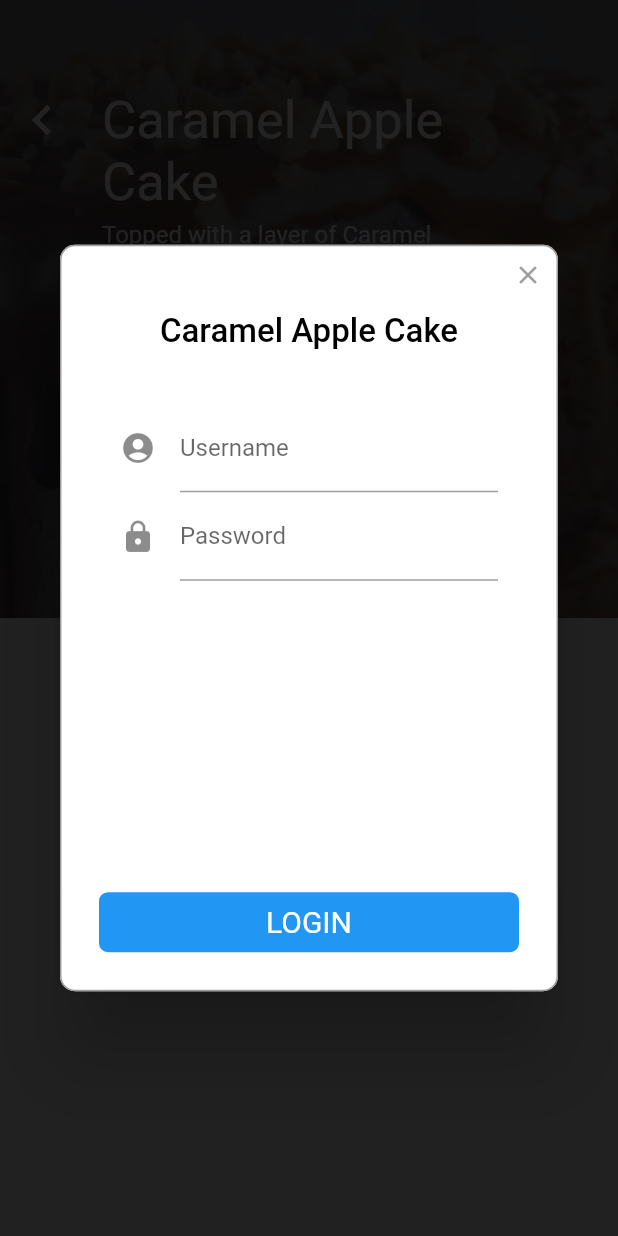
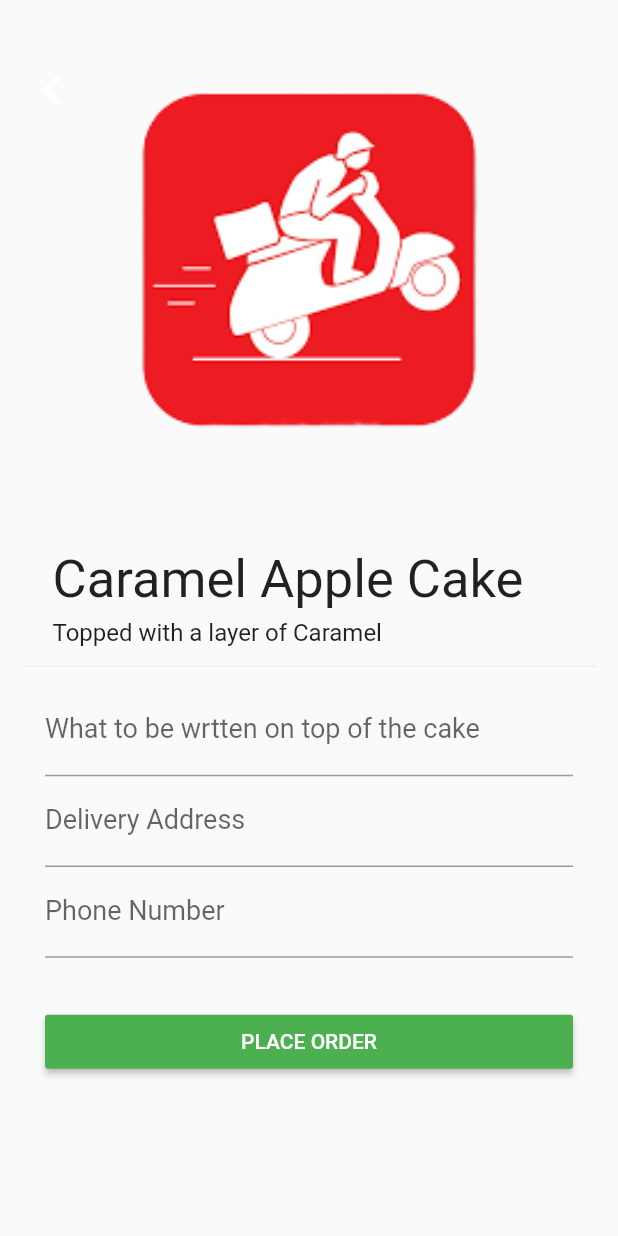
Before and after one commit to musumbidenis/cake-ordering-app, a Flutter app: the CaramelApple screen opened directly, after a tap on "PURCHASE", on a phone screen of 412 x 824 dp. Run offline on Flutter 3.47's test engine with Material 2 defaults, Android fonts, the phone set to English and light mode, and no system bars; drawn by our look-alikes of rflutter_alert; missing offline and left inert: flutter_sms.

Commit message:
Added placing Order functionality via SMS

```diff
--- /dev/null
+++ b/lib/cart.dart
@@ -0,0 +1,142 @@
+import 'package:flutter/material.dart';
+import 'package:flutter_sms/flutter_sms.dart';
+
+class Cart extends StatefulWidget {
+  final String title;
+  final String subTitle;
+  final int price;
+  Cart({Key key, @required this.title,@required this.subTitle,@required this.price}): super(key: key);
+
+  @override
+  _CartState createState() => _CartState();
+}
+
+class _CartState extends State<Cart> {
+  String _notification;
+
+  TextEditingController writingController = TextEditingController();
+  TextEditingController addressController = TextEditingController();
+  TextEditingController phoneController = TextEditingController();
+
+  @override
+  Widget build(BuildContext context) {
+    return Scaffold(
+        body: SingleChildScrollView(
+            child: Column(
+                crossAxisAlignment: CrossAxisAlignment.start,
+                children: <Widget>[
+          Stack(
+            children: <Widget>[
+              Container(
+                width: MediaQuery.of(context).size.width,
+                height: MediaQuery.of(context).size.height * .42,
+                decoration: BoxDecoration(
+                    borderRadius: BorderRadius.only(
+                  bottomLeft: Radius.circular(30.0),
+                  bottomRight: Radius.circular(30.0),
+                )),
+                child: Image.asset(
+                  "assets/deliver-removebg-preview.png",
+                  fit: BoxFit.fitWidth,
+                ),
+              ),
+              Padding(
+                padding: const EdgeInsets.only(left: 15.0, top: 40.0),
+                child: Icon(
+                  Icons.keyboard_arrow_left,
+                  color: Colors.white,
+                  size: 40.0,
+                ),
+              ),
+            ],
+          ),
+
+          Padding(
+            padding: const EdgeInsets.only(left: 35.0),
+            child: Column(
+              crossAxisAlignment: CrossAxisAlignment.start,
+              children: <Widget>[
+                SizedBox(height: 20.0),
+                Text(
+                  widget.title,
+                  style: TextStyle(fontSize: 35.0),
+                ),
+                SizedBox(
+                  height: 5.0,
+                ),
+                Text(widget.subTitle, style: TextStyle(fontSize: 16.0)),
+              ],
+            ),
+          ),
+
+          ///Divider///
+          Padding(
+            padding: const EdgeInsets.only(
+                left: 15.0, right: 15.0, top: 5.0, bottom: 5.0),
+            child: Divider(
+              color: Colors.grey.withOpacity(0.2),
+            ),
+          ),
+
+          Padding(
+            padding: const EdgeInsets.only(left: 30.0, right: 30.0),
+            child: Column(
+              children: <Widget>[
+                TextField(
+                  controller: writingController,
+                  decoration: InputDecoration(
+                    labelText: 'What to be wrtten on top of the cake',
+                    labelStyle: TextStyle(fontSize: 18),
+                  ),
+                ),
+                TextField(
+                  controller: addressController,
+                  decoration: InputDecoration(
+                    labelText: 'Delivery Address',
+                    labelStyle: TextStyle(fontSize: 18),
+                  ),
+                ),
+                TextField(
+                  keyboardType: TextInputType.number,
+                  controller: phoneController,
+                  decoration: InputDecoration(
+                    labelText: 'Phone Number',
+                    labelStyle: TextStyle(
+                      fontSize: 18,
+                    ),
+                  ),
+                ),
+                SizedBox(height:15),
+                Container(
+                    padding: EdgeInsets.symmetric(vertical: 17.0),
+                    width: MediaQuery.of(context).size.width,
+                    child: RaisedButton(
+                      onPressed: (){
+                        _sendSMS("message", ['0713710887']);
+                        },
+                      color: Colors.green,
+                      child: Text("PLACE ORDER",
+                          style: TextStyle(color: Colors.white)),
+                    )),
+              ],
+            ),
+          ),
+        ])));
+  }
+
+  ///Send SMS Function///
+  _sendSMS(String message, List<String> recipents) async {
+    String title = 'Cake Type: ' + widget.title;
+    String phone = "            Phone Number: " + phoneController.text;
+    String address = "               Delivery Address: " + addressController.text;
+    String writing = "                                                       Writing on top: " + writingController.text;
+    String message = title + phone + address + writing;
+
+    try {
+      String _result = await sendSMS(message: message, recipients: recipents);
+      setState(() => _notification = _result);
+    } catch (error) {
+      setState(() => _notification = error.toString());
+    }
+  }
+}
--- a/lib/descriptions/caramelApple.dart
+++ b/lib/descriptions/caramelApple.dart
@@ -1,5 +1,5 @@
 import 'package:flutter/material.dart';
-import 'package:rflutter_alert/rflutter_alert.dart';
+import '../cart.dart';
 
 class CaramelApple extends StatefulWidget {
   @override
@@ -109,7 +109,13 @@ class _CaramelAppleState extends State<CaramelApple> {
                       padding: EdgeInsets.symmetric(vertical: 17.0),
                       width: MediaQuery.of(context).size.width,
                       child: RaisedButton(
-                        onPressed: () => _onClick(context),
+                        onPressed: () {
+                          Navigator.push(
+                              context,
+                              MaterialPageRoute(
+                                builder: (context) => Cart(title: "Caramel Apple Cake",subTitle: "Topped with a layer of Caramel",price: 800,),
+                              ));
+                        },
                         color: Colors.green,
                         child: Text("PURCHASE",
                             style: TextStyle(color: Colors.white)),
@@ -122,42 +128,4 @@ class _CaramelAppleState extends State<CaramelApple> {
       ),
     );
   }
-
-  // Activates Purchase Button//
-  _onClick(context) {
-    Alert(
-        context: context,
-        title: "Caramel Apple Cake",
-        content: Container(
-          padding: EdgeInsets.symmetric(horizontal:20, vertical:30),
-          height: MediaQuery.of(context).size.height *0.40,
-          width: MediaQuery.of(context).size.width * 0.95,
-          child: Column(
-          children: <Widget>[
-            TextField(
-              decoration: InputDecoration(
-                icon: Icon(Icons.account_circle),
-                labelText: 'Username',
-              ),
-            ),
-            TextField(
-              obscureText: true,
-              decoration: InputDecoration(
-                icon: Icon(Icons.lock),
-                labelText: 'Password',
-              ),
-            ),
-          ],
-        ),
-        ),
-        buttons: [
-          DialogButton(
-            onPressed: () => Navigator.pop(context),
-            child: Text(
-              "LOGIN",
-              style: TextStyle(color: Colors.white, fontSize: 20),
-            ),
-          )
-        ]).show();
-  }
 }
--- a/lib/descriptions/orangeVelvet.dart
+++ b/lib/descriptions/orangeVelvet.dart
@@ -1,3 +1,4 @@
+import 'package:cakeordering/cart.dart';
 import 'package:flutter/material.dart';
 
 class OrangeVelvet extends StatefulWidget {
@@ -108,7 +109,13 @@ class _OrangeVelvetState extends State<OrangeVelvet> {
                       padding: EdgeInsets.symmetric(vertical: 17.0),
                       width: MediaQuery.of(context).size.width,
                       child: RaisedButton(
-                        onPressed: () => {},
+                        onPressed: () {
+                          Navigator.push(
+                              context,
+                              MaterialPageRoute(
+                                builder: (context) => Cart(title: "Orange Velvet Cake",subTitle: "with Chocolate Buttercream frosting",price: 800,),
+                              ));
+                        },
                         color: Colors.green,
                         child: Text("PURCHASE",
                             style: TextStyle(color: Colors.white)),
--- a/lib/main.dart
+++ b/lib/main.dart
@@ -10,6 +10,9 @@ class MyApp extends StatelessWidget {
     return MaterialApp(
       debugShowCheckedModeBanner: false,
       title: 'Cake Ordering App',
+      theme: ThemeData(
+        primarySwatch: Colors.green,
+      ),
       home: FruitCakes(),
     );
   }
--- a/lib/models/fruitCakesModel.dart
+++ /dev/null
@@ -1,9 +0,0 @@
-class FruitCakesModel{
-
-  final String title;
-  final String subTitle;
-  final int price;
-
-
-  FruitCakesModel({this.title,this.subTitle,this.price});
-}
--- a/lib/pages/chocolateCakes.dart
+++ b/lib/pages/chocolateCakes.dart
@@ -15,7 +15,8 @@ class ChocolateCakes extends StatelessWidget {
             Stack(
               children: <Widget>[
                 Container(
-                  width: 500,
+                  width: MediaQuery.of(context).size.width,
+                  height: MediaQuery.of(context).size.height * 0.3,
                   decoration: BoxDecoration(
                     borderRadius: BorderRadius.only(
                       bottomLeft: Radius.circular(30.0),
@@ -50,26 +51,6 @@ class ChocolateCakes extends StatelessWidget {
                   ],
                   ),
                 ),
-                Spacer(),
-                Padding(
-                  padding: const EdgeInsets.only(right:15.0),
-                  child: Container(
-                    decoration: BoxDecoration(
-                      color: Colors.green.withOpacity(0.2),
-                      borderRadius: BorderRadius.all(Radius.circular(10.0)),
-                    ),
-                    child: Padding(
-                      padding: const EdgeInsets.only(left: 7.0, right: 7.0, top: 3.0, bottom: 3.0),
-                      child: Row(
-                        children: <Widget>[
-                          Icon(Icons.access_time, color: Colors.green,),
-                          SizedBox(width: 5.0,),
-                          Text("Quick Deliveries", style: TextStyle(color: Colors.green, fontWeight: FontWeight.bold,fontSize: 14.0),)
-                        ],
-                      ),
-                    ),
-                  ),
-                )
               ],
             ),
 
--- a/lib/pages/fruitCakes.dart
+++ b/lib/pages/fruitCakes.dart
@@ -23,7 +23,8 @@ class _FruitCakesState extends State<FruitCakes> {
             Stack(
               children: <Widget>[
                 Container(
-                  width: 500,
+                  width: MediaQuery.of(context).size.width,
+                  height: MediaQuery.of(context).size.height * 0.3,
                   decoration: BoxDecoration(
                       borderRadius: BorderRadius.only(
                     bottomLeft: Radius.circular(30.0),
--- a/lib/pages/spongeCakes.dart
+++ b/lib/pages/spongeCakes.dart
@@ -15,7 +15,8 @@ class SpongeCakes extends StatelessWidget {
             Stack(
               children: <Widget>[
                 Container(
-                  width: 500,
+                  width: MediaQuery.of(context).size.width,
+                  height: MediaQuery.of(context).size.height * 0.3,
                   decoration: BoxDecoration(
                     borderRadius: BorderRadius.only(
                       bottomLeft: Radius.circular(30.0),
--- a/pubspec.yaml
+++ b/pubspec.yaml
@@ -17,6 +17,8 @@ environment:
   sdk: ">=2.1.0 <3.0.0"
 
 dependencies:
+  flutter_sms: ^2.0.0+2
+  slide_popup_dialog: ^0.0.2
   rflutter_alert: ^1.0.3
   flutter:
     sdk: flutter
```
Also changed, not shown: assets/deliver-removebg-preview.png (added), assets/deliver.png (added), assets/download.png (added), pubspec.lock.
